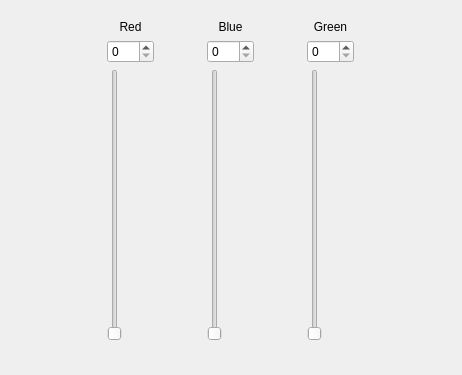
This is redbluegreen.ui in onethousandth/MyTest as Qt 5 draws it before an edit. The edited form follows.
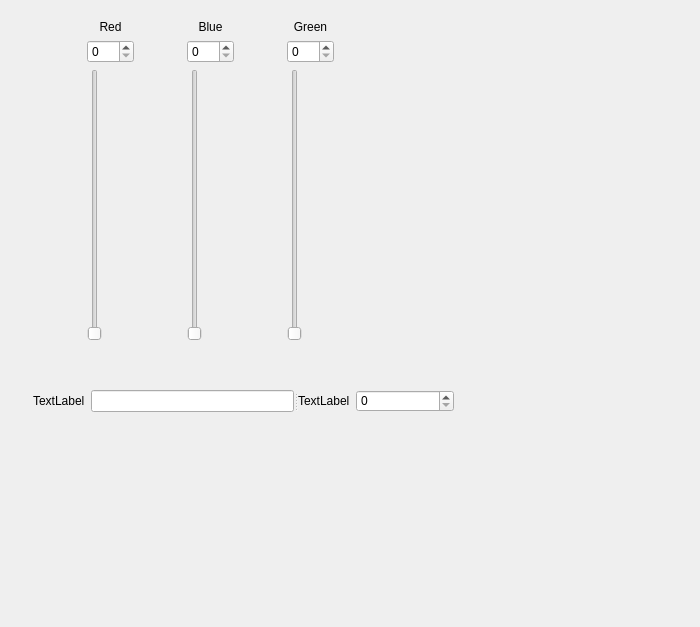
This is the edited form.

Commit message: 修改了了的！

Diff of the .ui file:
```diff
--- a/redbluegreen.ui
+++ b/redbluegreen.ui
@@ -6,17 +6,17 @@
    <rect>
     <x>0</x>
     <y>0</y>
-    <width>462</width>
-    <height>375</height>
+    <width>700</width>
+    <height>627</height>
    </rect>
   </property>
   <property name="windowTitle">
    <string>RedBlueHreenForm</string>
   </property>
-  <widget class="QWidget" name="">
+  <widget class="QWidget" name="layoutWidget">
    <property name="geometry">
     <rect>
-     <x>60</x>
+     <x>40</x>
      <y>20</y>
      <width>341</width>
      <height>321</height>
@@ -36,7 +36,7 @@
        </widget>
       </item>
       <item row="1" column="0">
-       <widget class="QSpinBox" name="spinBox">
+       <widget class="QSpinBox" name="RedQSpinBox">
         <property name="maximum">
          <number>255</number>
         </property>
@@ -54,7 +54,7 @@
     <item>
      <layout class="QGridLayout" name="gridLayout_2">
       <item row="0" column="0">
-       <widget class="QLabel" name="label_2">
+       <widget class="QLabel" name="Blue">
         <property name="text">
          <string>Blue</string>
         </property>
@@ -109,6 +109,47 @@
     </item>
    </layout>
   </widget>
+  <widget class="QSplitter" name="splitter">
+   <property name="geometry">
+    <rect>
+     <x>33</x>
+     <y>390</y>
+     <width>421</width>
+     <height>22</height>
+    </rect>
+   </property>
+   <property name="orientation">
+    <enum>Qt::Horizontal</enum>
+   </property>
+   <widget class="QWidget" name="">
+    <layout class="QFormLayout" name="formLayout">
+     <item row="0" column="0">
+      <widget class="QLabel" name="label">
+       <property name="text">
+        <string>TextLabel</string>
+       </property>
+      </widget>
+     </item>
+     <item row="0" column="1">
+      <widget class="QLineEdit" name="lineEdit"/>
+     </item>
+    </layout>
+   </widget>
+   <widget class="QWidget" name="">
+    <layout class="QFormLayout" name="formLayout_2">
+     <item row="0" column="0">
+      <widget class="QLabel" name="label_2">
+       <property name="text">
+        <string>TextLabel</string>
+       </property>
+      </widget>
+     </item>
+     <item row="0" column="1">
+      <widget class="QSpinBox" name="spinBox"/>
+     </item>
+    </layout>
+   </widget>
+  </widget>
  </widget>
  <resources/>
  <connections>
```
Left out of the diff: 40 changed lines with no effect on the pictures.
